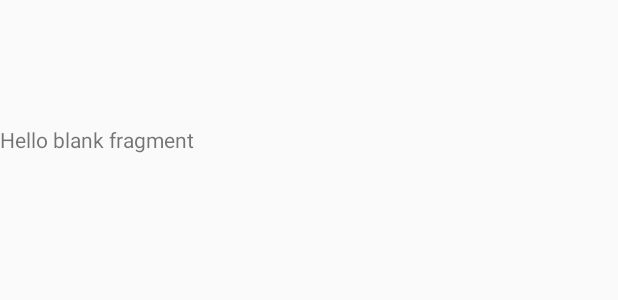
After one commit to andy6804tw/AirNews, an Android app: the layout fragment_home.xml on its own in the app's theme, with its tools: preview values and no code run, on a phone screen of 412 x 824 dp. The commit adds this screen. Shown: the top 300 px of the screen. Run offline under Robolectric (Android 15) with nearby library versions, the phone set to English and light mode, and no system bars.

```diff
--- a/app/build.gradle
+++ b/app/build.gradle
@@ -24,11 +24,12 @@ dependencies {
     androidTestCompile('com.android.support.test.espresso:espresso-core:2.2.2', {
         exclude group: 'com.android.support', module: 'support-annotations'
     })
-    testCompile 'junit:junit:4.12'
+
     compile 'com.android.support:appcompat-v7:25.3.1'
     compile 'com.android.support.constraint:constraint-layout:1.0.2'
     compile 'org.jsoup:jsoup:1.9.2'
     compile 'com.github.Andy671:Dachshund-Tab-Layout:v0.2.0'
     compile 'com.gongwen:marqueelibrary:1.0.4'
-
+    compile 'com.android.support:support-v4:25.3.1'
+    testCompile 'junit:junit:4.12'
 }
--- a/app/src/main/AndroidManifest.xml
+++ b/app/src/main/AndroidManifest.xml
@@ -1,7 +1,9 @@
 <?xml version="1.0" encoding="utf-8"?>
 <manifest xmlns:android="http://schemas.android.com/apk/res/android"
     package="com.openweather.airnews">
+
     <uses-permission android:name="android.permission.INTERNET" />
+
     <application
         android:allowBackup="true"
         android:icon="@mipmap/ic_launcher"
@@ -16,6 +18,7 @@
                 <category android:name="android.intent.category.LAUNCHER" />
             </intent-filter>
         </activity>
+        <activity android:name=".Main2Activity"></activity>
     </application>
 
 </manifest>
--- /dev/null
+++ b/app/src/main/res/layout/fragment_home.xml
@@ -0,0 +1,23 @@
+<FrameLayout xmlns:android="http://schemas.android.com/apk/res/android"
+    xmlns:tools="http://schemas.android.com/tools"
+    android:layout_width="match_parent"
+    android:layout_height="match_parent"
+    tools:context="com.openweather.airnews.Fragment.HomeFragment">
+    <RelativeLayout
+    android:layout_width="match_parent"
+    android:layout_height="match_parent">
+        <!-- TODO: Update blank fragment layout -->
+        <TextView
+            android:layout_width="wrap_content"
+            android:layout_height="wrap_content"
+            android:layout_below="@+id/imageView"
+            android:layout_marginTop="83dp"
+            android:layout_toEndOf="@+id/imageView"
+            android:layout_toRightOf="@+id/imageView"
+            android:text="@string/hello_blank_fragment" />
+        <ImageView
+            android:layout_width="wrap_content"
+            android:layout_height="wrap_content"
+            android:id="@+id/imageView"/>
+    </RelativeLayout>
+</FrameLayout>
--- a/app/src/main/res/values/strings.xml
+++ b/app/src/main/res/values/strings.xml
@@ -1,3 +1,6 @@
 <resources>
     <string name="app_name">空汙小幫手</string>
+
+    <!-- TODO: Remove or change this placeholder text -->
+    <string name="hello_blank_fragment">Hello blank fragment</string>
 </resources>
```
Also changed, not shown: app/src/main/java/com/openweather/airnews/Adapter/ViewPagerAdapter.java (added, +42 -0 lines), app/src/main/java/com/openweather/airnews/Fragment/HomeFragment.java (added, +63 -0 lines), app/src/main/java/com/openweather/airnews/Fragment/fragment_page.java (added, +50 -0 lines), app/src/main/java/com/openweather/airnews/Main2Activity.java (added, +22 -0 lines), app/src/main/java/com/openweather/airnews/MainActivity.java (+9 -40 lines), app/src/main/res/layout/activity_main2.xml (added, +10 -0 lines), app/src/main/res/layout/fragment_fragment_page.xml (added, +40 -0 lines), app/src/main/res/layout/fragment_page.xml (deleted, +0 -11 lines).
